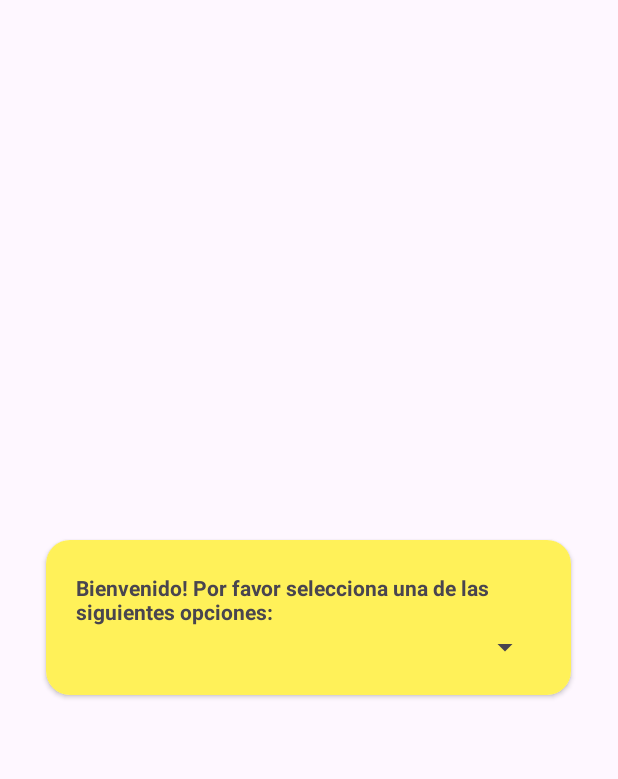
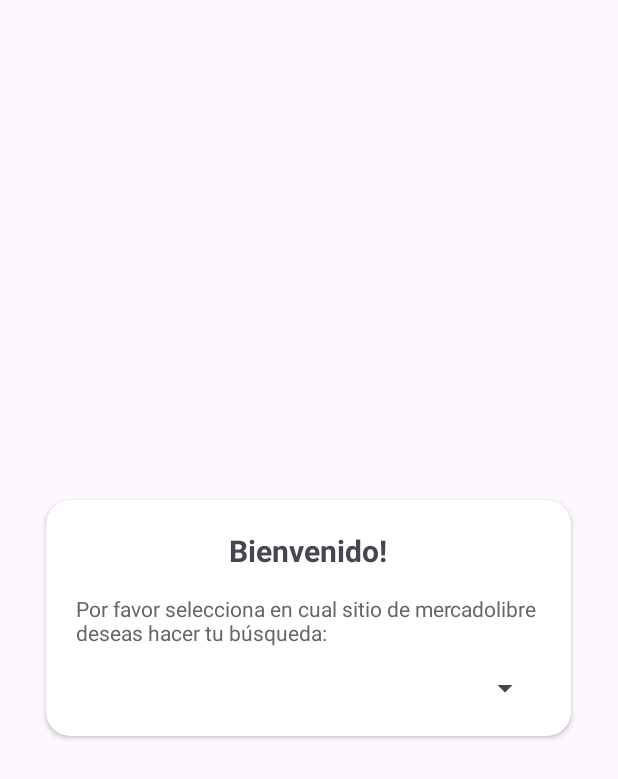
Before and after one commit to CrisgarBet/MeliTest, an Android app: the layout dialog_country.xml on its own in the app's theme, with its tools: preview values and no code run, on a phone screen of 412 x 824 dp. Shown: the top 779 px of the screen. Run offline under Robolectric (Android 15) with nearby library versions, the phone set to English and light mode, and no system bars.

Commit message:
feat: add modal settings for choose site option for search

```diff
--- a/app/src/main/res/layout/dialog_country.xml
+++ b/app/src/main/res/layout/dialog_country.xml
@@ -15,27 +15,26 @@
             android:layout_height="match_parent"
             android:gravity="center"
             android:orientation="vertical"
-            android:background="@color/yellow_meli"
             android:padding="20dp">
-            <ImageView
-                android:id="@+id/ivProduct"
+
+            <TextView
+                android:id="@+id/titleDialog"
                 android:layout_width="wrap_content"
                 android:layout_height="wrap_content"
-                android:scaleType="fitXY"
-                android:visibility="gone"
-                android:src="@drawable/meli_welcome"/>
+                android:text="@string/title_welcome"
+                android:textSize="@dimen/title_modal"
+                android:textStyle="bold" />
 
             <TextView
-                android:id="@+id/tv_count"
-                android:layout_marginTop="@dimen/margin_item_top"
+                android:layout_marginTop="@dimen/margin_top_modal"
                 android:layout_width="wrap_content"
                 android:layout_height="wrap_content"
+                android:textColor="@color/gray_meli"
                 android:text="@string/msg_welcome"
-                android:textSize="@dimen/title_text"
-                android:textStyle="bold" />
+                android:textSize="@dimen/title_text"/>
 
             <Spinner
-                android:layout_marginTop="@dimen/margin_item_top"
+                android:layout_marginTop="@dimen/margin_top_modal"
                 android:id="@+id/spSite"
                 android:layout_width="match_parent"
                 android:layout_height="wrap_content"
--- a/app/src/main/res/values/dimens.xml
+++ b/app/src/main/res/values/dimens.xml
@@ -8,4 +8,6 @@
     <dimen name="payment_text">14dp</dimen>
     <dimen name="shipping_text">13dp</dimen>
     <dimen name="available_text">13dp</dimen>
+    <dimen name="margin_top_modal">15dp</dimen>
+    <dimen name="title_modal">20dp</dimen>
 </resources>
--- a/app/src/main/res/values/strings.xml
+++ b/app/src/main/res/values/strings.xml
@@ -5,7 +5,8 @@
     <string name="msg_shipping_pt">Frete grátis</string>
     <string name="msg_available_es">Disponible en %d colores</string>
     <string name="msg_available_pt">Disponível em %d cores</string>
-    <string name="msg_welcome">Bienvenido! Por favor selecciona una de las siguientes opciones:</string>
+    <string name="msg_welcome">Por favor selecciona en cual sitio de mercadolibre deseas hacer tu búsqueda:</string>
     <string name="msg_placeholder_es">Buscar productos, marcas y más…</string>
     <string name="msg_placeholder_pt">Buscar produtos, marcas e muito mais…</string>
+    <string name="title_welcome">Bienvenido!</string>
 </resources>
```
Also changed, not shown: app/src/main/java/com/example/melitest/ui/view/MainActivity.kt (+7 -3 lines), app/src/main/res/layout/activity_main.xml (+19 -1 lines), app/src/main/res/drawable/settings.png (added), 1 other file.
